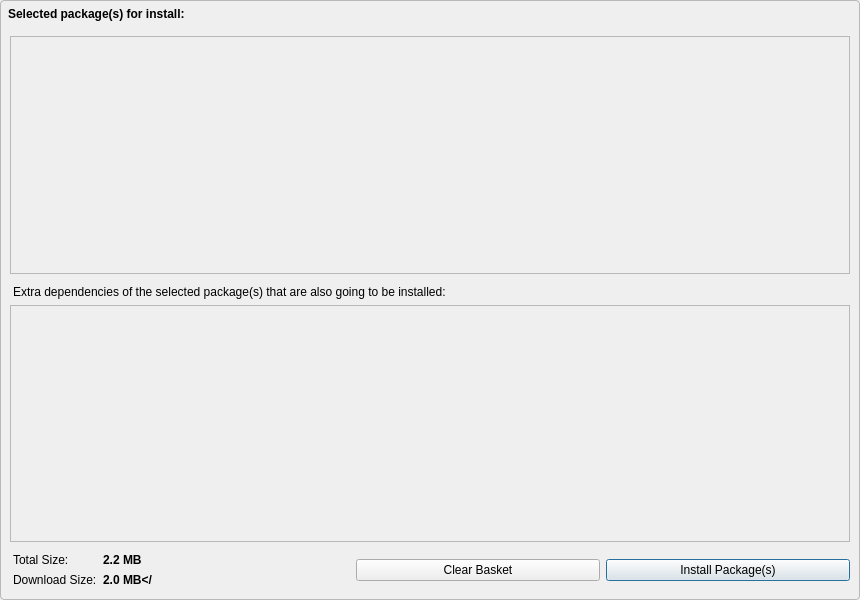
PisiLinuxNew/package-manager, file ui/basketdialog.ui: the form before one commit.
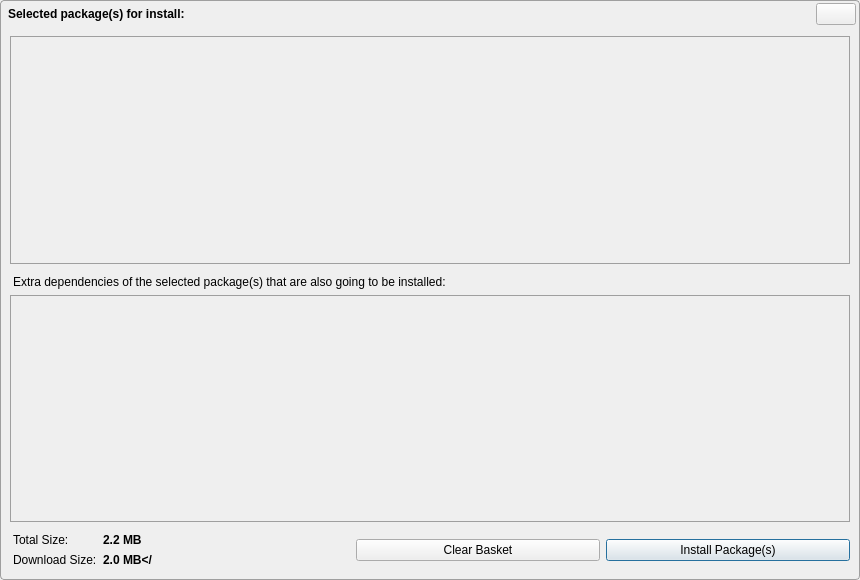
The form after the commit. Custom widgets are drawn as their Qt base class.

Patch:
```diff
--- a/ui/basketdialog.ui
+++ b/ui/basketdialog.ui
@@ -7,7 +7,7 @@
     <x>0</x>
     <y>0</y>
     <width>860</width>
-    <height>600</height>
+    <height>580</height>
    </rect>
   </property>
   <property name="windowTitle">
@@ -16,7 +16,7 @@
   <property name="styleSheet">
    <string notr="true">#Basket {
 background-color: palette(window);
-border: 1px solid palette(mid);
+border: 1px solid palette(Dark);
 border-radius: 4px;
 }
 </string>
@@ -29,7 +29,7 @@
     <widget class="QWidget" name="Basket" native="true">
      <property name="styleSheet">
       <string notr="true">#packageList, #extraList {
-	border: 1px solid palette(mid);
+	border: 1px solid palette(Dark);
 	border-radius: 0;
 	background-color: palette(window);
     color: palette(text);
@@ -108,7 +108,7 @@
             <string notr="true"/>
            </property>
            <property name="flat">
-            <bool>true</bool>
+            <bool>false</bool>
            </property>
           </widget>
          </item>
```
